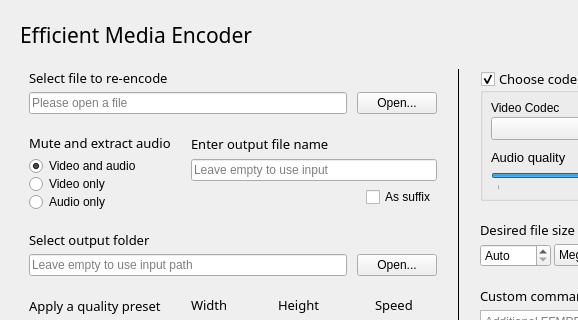
Above: ui/mainwindow.ui from Thurinum/simple-media-encoder before the change; both pictures show x 0 to 578 and y 0 to 320 of the 923 by 619 pixel window. Below: the same form after it.
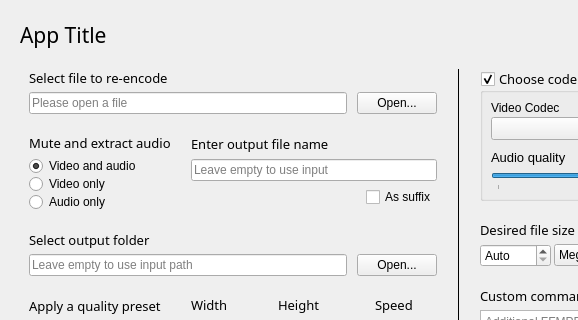
That is the form after the change.

Commit message: ui: Set main heading programatically and normalize names

The edit to the form file:
```diff
--- a/ui/mainwindow.ui
+++ b/ui/mainwindow.ui
@@ -84,7 +84,7 @@
           </font>
          </property>
          <property name="text">
-          <string>Efficient Media Encoder</string>
+          <string>App Title</string>
          </property>
         </widget>
        </item>
```
The commit also changes 3 other files.
